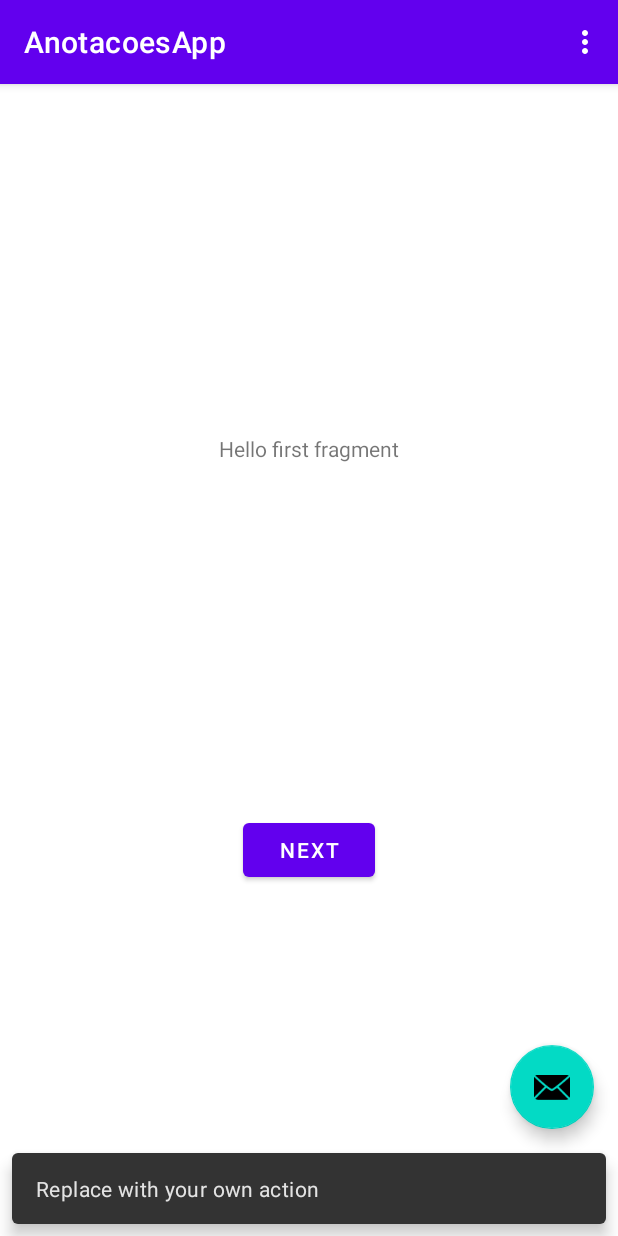
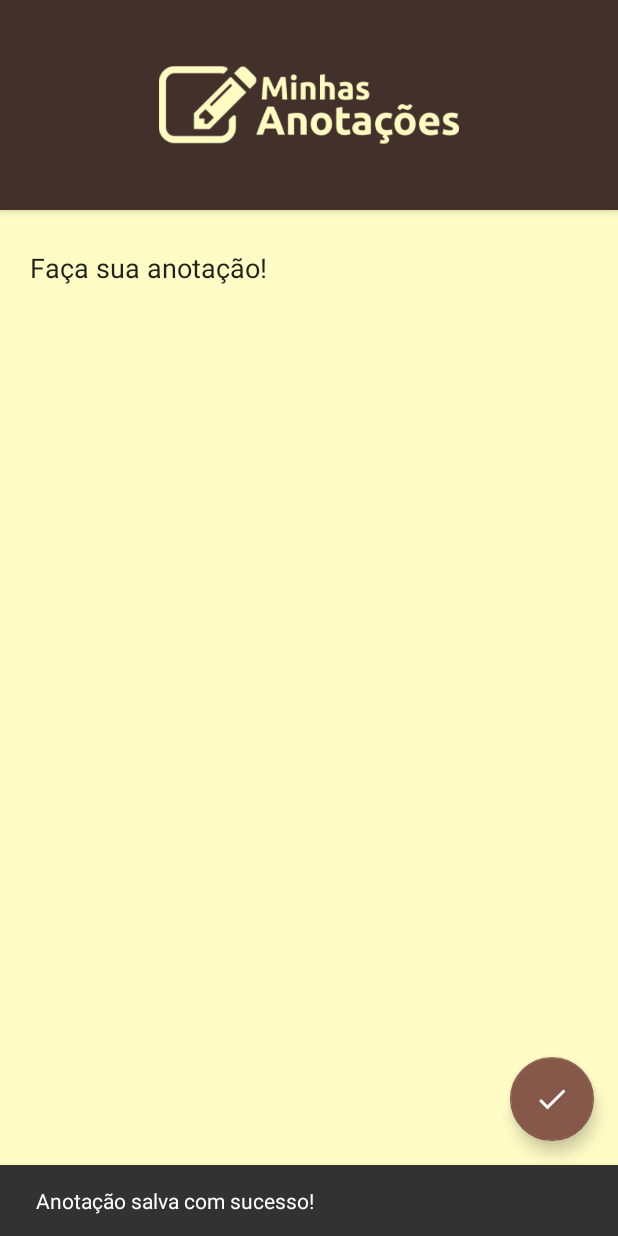
Before and after one commit to arlss89/AnotacoesApp, an Android app: the screen it shows after launch (MainActivity), after a tap on an icon or button, on a phone screen of 412 x 824 dp. Run offline under Robolectric (Android 15) with nearby library versions, the phone set to English and light mode, and no system bars.

Commit message:
second commit - implementing basic functions for shared preferences.

```diff
--- /dev/null
+++ b/app/src/main/java/com/example/anotacoesapp/AnotacaoPreferencias.java
@@ -0,0 +1,34 @@
+package com.example.anotacoesapp;
+
+import android.content.Context;
+import android.content.SharedPreferences;
+import android.widget.Toast;
+
+public class AnotacaoPreferencias {
+
+    private Context context;
+    private SharedPreferences preferences;
+    private static final String NOME_ARQUIVO = "Anotacao.preferencia";
+    private static final String CHAVE_NOME = "nome";
+
+    private SharedPreferences.Editor editor;
+
+
+    public AnotacaoPreferencias(Context c) {
+        this.context = c;
+        preferences = context.getSharedPreferences(NOME_ARQUIVO, 0);
+        editor = preferences.edit();
+    }
+
+    public void salvarAnotacao(String anotacao){
+
+        editor.putString(CHAVE_NOME, anotacao);
+        editor.commit();
+
+    }
+
+    public String recuperarAnotacao(){
+        return preferences.getString(CHAVE_NOME, "Faça sua anotação!");
+    }
+
+}
--- a/app/src/main/java/com/example/anotacoesapp/FirstFragment.java
+++ b/app/src/main/java/com/example/anotacoesapp/FirstFragment.java
@@ -23,12 +23,6 @@ public class FirstFragment extends Fragment {
     public void onViewCreated(@NonNull View view, Bundle savedInstanceState) {
         super.onViewCreated(view, savedInstanceState);
 
-        view.findViewById(R.id.button_first).setOnClickListener(new View.OnClickListener() {
-            @Override
-            public void onClick(View view) {
-                NavHostFragment.findNavController(FirstFragment.this)
-                        .navigate(R.id.action_FirstFragment_to_SecondFragment);
-            }
-        });
+
     }
 }
--- a/app/src/main/java/com/example/anotacoesapp/MainActivity.java
+++ b/app/src/main/java/com/example/anotacoesapp/MainActivity.java
@@ -1,5 +1,6 @@
 package com.example.anotacoesapp;
 
+import android.content.SharedPreferences;
 import android.os.Bundle;
 
 import com.google.android.material.floatingactionbutton.FloatingActionButton;
@@ -12,45 +13,45 @@ import android.view.View;
 
 import android.view.Menu;
 import android.view.MenuItem;
+import android.widget.EditText;
+import android.widget.Toast;
 
 public class MainActivity extends AppCompatActivity {
+
+    private FloatingActionButton fab;
+    private AnotacaoPreferencias preferencias;
+    private EditText editText;
 
     @Override
     protected void onCreate(Bundle savedInstanceState) {
         super.onCreate(savedInstanceState);
         setContentView(R.layout.activity_main);
-        Toolbar toolbar = findViewById(R.id.toolbar);
-        setSupportActionBar(toolbar);
+
+        editText = findViewById(R.id.editTextTextMultiLine);
+        preferencias = new AnotacaoPreferencias(getApplication());
 
         FloatingActionButton fab = findViewById(R.id.fab);
         fab.setOnClickListener(new View.OnClickListener() {
             @Override
             public void onClick(View view) {
-                Snackbar.make(view, "Replace with your own action", Snackbar.LENGTH_LONG)
-                        .setAction("Action", null).show();
+                //Validar se algo foi digitado
+                String textoRecuperado = editText.getText().toString();
+                if(textoRecuperado.equals("")){
+                    Snackbar.make(view, "Digita algum texto, caralho!!!", Snackbar.LENGTH_LONG).show();
+                } else {
+                    preferencias.salvarAnotacao(textoRecuperado);
+                    Snackbar.make(view, "Anotação salva com sucesso!", Snackbar.LENGTH_LONG).show();
+
+                }
             }
         });
+
+        //recuperar a anotação
+        String anotacaoRecuperada = preferencias.recuperarAnotacao();
+
+        editText.setText(anotacaoRecuperada);
+
     }
 
-    @Override
-    public boolean onCreateOptionsMenu(Menu menu) {
-        // Inflate the menu; this adds items to the action bar if it is present.
-        getMenuInflater().inflate(R.menu.menu_main, menu);
-        return true;
-    }
 
-    @Override
-    public boolean onOptionsItemSelected(MenuItem item) {
-        // Handle action bar item clicks here. The action bar will
-        // automatically handle clicks on the Home/Up button, so long
-        // as you specify a parent activity in AndroidManifest.xml.
-        int id = item.getItemId();
-
-        //noinspection SimplifiableIfStatement
-        if (id == R.id.action_settings) {
-            return true;
-        }
-
-        return super.onOptionsItemSelected(item);
-    }
 }
--- /dev/null
+++ b/app/src/main/res/drawable/ic_confirmar.xml
@@ -0,0 +1,5 @@
+<vector android:height="24dp" android:tint="#FFFFFF"
+    android:viewportHeight="24" android:viewportWidth="24"
+    android:width="24dp" xmlns:android="http://schemas.android.com/apk/res/android">
+    <path android:fillColor="@android:color/white" android:pathData="M9,16.2L4.8,12l-1.4,1.4L9,19 21,7l-1.4,-1.4L9,16.2z"/>
+</vector>
--- a/app/src/main/res/layout/activity_main.xml
+++ b/app/src/main/res/layout/activity_main.xml
@@ -7,17 +7,18 @@
     tools:context=".MainActivity">
 
     <com.google.android.material.appbar.AppBarLayout
+        android:id="@+id/appBarLayout"
         android:layout_width="match_parent"
-        android:layout_height="wrap_content"
+        android:layout_height="140dp"
+        android:background="@color/colorPrimary"
+        android:gravity="center"
         android:theme="@style/Theme.AnotacoesApp.AppBarOverlay">
 
-        <androidx.appcompat.widget.Toolbar
-            android:id="@+id/toolbar"
-            android:layout_width="match_parent"
-            android:layout_height="?attr/actionBarSize"
-            android:background="?attr/colorPrimary"
-            app:popupTheme="@style/Theme.AnotacoesApp.PopupOverlay" />
-
+        <ImageView
+            android:id="@+id/imageView"
+            android:layout_width="200dp"
+            android:layout_height="wrap_content"
+            app:srcCompat="@drawable/logo" />
     </com.google.android.material.appbar.AppBarLayout>
 
     <include layout="@layout/content_main" />
@@ -28,6 +29,7 @@
         android:layout_height="wrap_content"
         android:layout_gravity="bottom|end"
         android:layout_margin="@dimen/fab_margin"
-        app:srcCompat="@android:drawable/ic_dialog_email" />
+        app:backgroundTint="@color/colorAccent"
+        app:srcCompat="@drawable/ic_confirmar" />
 
 </androidx.coordinatorlayout.widget.CoordinatorLayout>
--- a/app/src/main/res/layout/content_main.xml
+++ b/app/src/main/res/layout/content_main.xml
@@ -1,19 +1,27 @@
 <?xml version="1.0" encoding="utf-8"?>
 <androidx.constraintlayout.widget.ConstraintLayout xmlns:android="http://schemas.android.com/apk/res/android"
     xmlns:app="http://schemas.android.com/apk/res-auto"
+    xmlns:tools="http://schemas.android.com/tools"
     android:layout_width="match_parent"
     android:layout_height="match_parent"
+    android:background="#fffcc6"
+    android:padding="16dp"
     app:layout_behavior="@string/appbar_scrolling_view_behavior">
 
-    <fragment
-        android:id="@+id/nav_host_fragment"
-        android:name="androidx.navigation.fragment.NavHostFragment"
+    <EditText
+        android:id="@+id/editTextTextMultiLine"
         android:layout_width="0dp"
         android:layout_height="0dp"
-        app:defaultNavHost="true"
+        android:backgroundTint="@color/cor_fundo"
+        android:ems="10"
+        android:gravity="start"
+        android:hint="Digite suas anotações"
+        android:inputType="textMultiLine"
+        android:singleLine="false"
         app:layout_constraintBottom_toBottomOf="parent"
-        app:layout_constraintLeft_toLeftOf="parent"
-        app:layout_constraintRight_toRightOf="parent"
+        app:layout_constraintEnd_toEndOf="parent"
+        app:layout_constraintHorizontal_bias="0.0"
+        app:layout_constraintStart_toStartOf="parent"
         app:layout_constraintTop_toTopOf="parent"
-        app:navGraph="@navigation/nav_graph" />
+        app:layout_constraintVertical_bias="0.0" />
 </androidx.constraintlayout.widget.ConstraintLayout>
--- a/app/src/main/res/layout/fragment_first.xml
+++ b/app/src/main/res/layout/fragment_first.xml
@@ -4,25 +4,4 @@
     xmlns:tools="http://schemas.android.com/tools"
     android:layout_width="match_parent"
     android:layout_height="match_parent"
-    tools:context=".FirstFragment">
-
-    <TextView
-        android:id="@+id/textview_first"
-        android:layout_width="wrap_content"
-        android:layout_height="wrap_content"
-        android:text="@string/hello_first_fragment"
-        app:layout_constraintBottom_toTopOf="@id/button_first"
-        app:layout_constraintEnd_toEndOf="parent"
-        app:layout_constraintStart_toStartOf="parent"
-        app:layout_constraintTop_toTopOf="parent" />
-
-    <Button
-        android:id="@+id/button_first"
-        android:layout_width="wrap_content"
-        android:layout_height="wrap_content"
-        android:text="@string/next"
-        app:layout_constraintBottom_toBottomOf="parent"
-        app:layout_constraintEnd_toEndOf="parent"
-        app:layout_constraintStart_toStartOf="parent"
-        app:layout_constraintTop_toBottomOf="@id/textview_first" />
-</androidx.constraintlayout.widget.ConstraintLayout>
+    tools:context=".FirstFragment"/>
--- a/app/src/main/res/navigation/nav_graph.xml
+++ b/app/src/main/res/navigation/nav_graph.xml
@@ -9,20 +9,5 @@
         android:id="@+id/FirstFragment"
         android:name="com.example.anotacoesapp.FirstFragment"
         android:label="@string/first_fragment_label"
-        tools:layout="@layout/fragment_first">
-
-        <action
-            android:id="@+id/action_FirstFragment_to_SecondFragment"
-            app:destination="@id/SecondFragment" />
-    </fragment>
-    <fragment
-        android:id="@+id/SecondFragment"
-        android:name="com.example.anotacoesapp.SecondFragment"
-        android:label="@string/second_fragment_label"
-        tools:layout="@layout/fragment_second">
-
-        <action
-            android:id="@+id/action_SecondFragment_to_FirstFragment"
-            app:destination="@id/FirstFragment" />
-    </fragment>
+        tools:layout="@layout/fragment_first"/>
 </navigation>
--- a/app/src/main/res/values/colors.xml
+++ b/app/src/main/res/values/colors.xml
@@ -7,4 +7,8 @@
     <color name="teal_700">#FF018786</color>
     <color name="black">#FF000000</color>
     <color name="white">#FFFFFFFF</color>
+    <color name="colorPrimary">#43302a</color>
+    <color name="colorPrimaryDark">#332520</color>
+    <color name="colorAccent">#85584a</color>
+    <color name="cor_fundo">#fffcc6</color>
 </resources>
--- a/app/src/main/res/values/themes.xml
+++ b/app/src/main/res/values/themes.xml
@@ -1,12 +1,12 @@
 <resources xmlns:tools="http://schemas.android.com/tools">
     <!-- Base application theme. -->
-    <style name="Theme.AnotacoesApp" parent="Theme.MaterialComponents.DayNight.DarkActionBar">
+    <style name="Theme.AnotacoesApp" parent="Theme.AppCompat.Light.NoActionBar">
         <!-- Primary brand color. -->
-        <item name="colorPrimary">@color/purple_500</item>
-        <item name="colorPrimaryVariant">@color/purple_700</item>
+        <item name="colorPrimary">@color/colorPrimaryDark</item>
+        <item name="colorPrimaryVariant">@color/colorPrimary</item>
         <item name="colorOnPrimary">@color/white</item>
         <!-- Secondary brand color. -->
-        <item name="colorSecondary">@color/teal_200</item>
+        <item name="colorSecondary">@color/colorAccent</item>
         <item name="colorSecondaryVariant">@color/teal_700</item>
         <item name="colorOnSecondary">@color/black</item>
         <!-- Status bar color. -->
```
Also changed, not shown: app/src/main/res/drawable-v24/logo.png (added).
